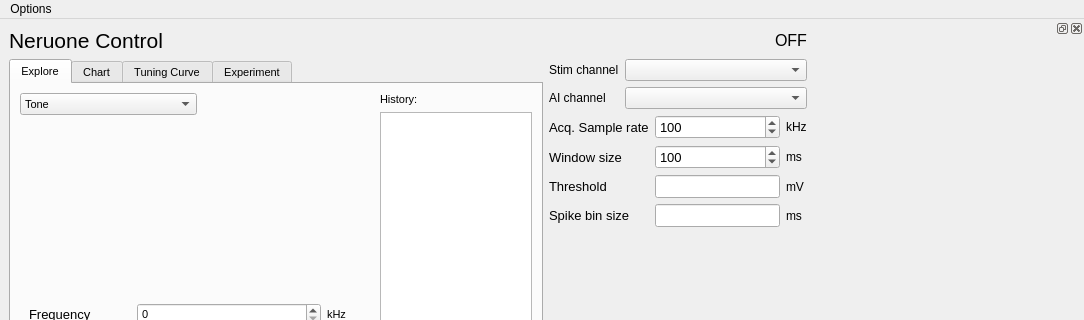
Qt form main/main_control.ui (portfors-lab/sparkle) before a commit; both pictures show x 0 to 1084 and y 0 to 320 of the 1084 by 694 pixel window.
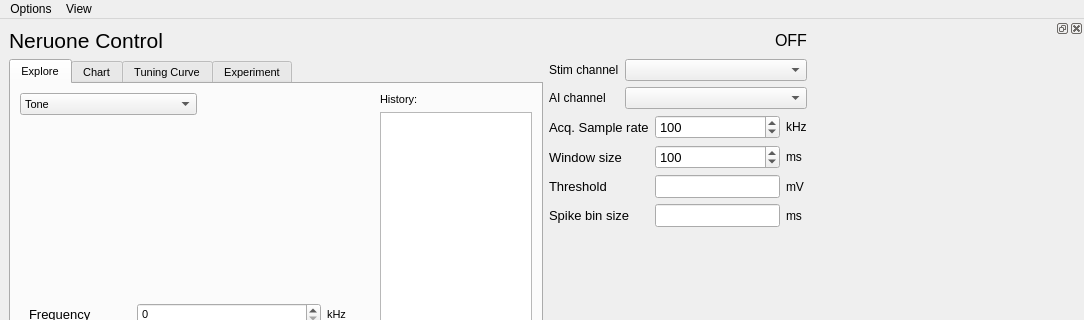
The same form after that commit. Custom widgets are drawn as their Qt base class.

Commit message: allows user to recover closed dock widgets

```diff
--- a/main/main_control.ui
+++ b/main/main_control.ui
@@ -1565,7 +1565,15 @@
     <addaction name="actionSet_Calibration"/>
     <addaction name="actionSet_Scale"/>
    </widget>
+   <widget class="QMenu" name="menuView">
+    <property name="title">
+     <string>View</string>
+    </property>
+    <addaction name="actionShow_Data_display"/>
+    <addaction name="actionShow_PSTH"/>
+   </widget>
    <addaction name="menuOptions"/>
+   <addaction name="menuView"/>
   </widget>
   <widget class="QStatusBar" name="statusbar"/>
   <widget class="QDockWidget" name="plot_dock">
```
Left out of the diff: 60 changed lines with no effect on the pictures. The commit also changes 2 other files.
